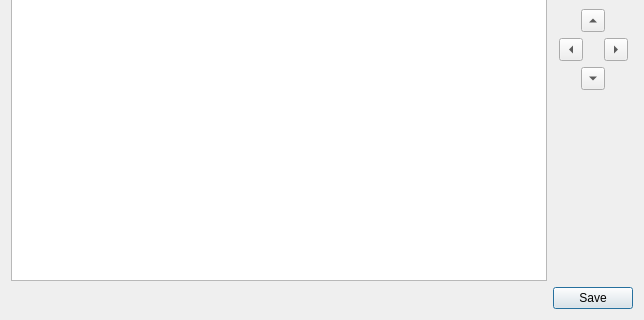
Qt form src/Sigil/Form_Files/SearchEditor.ui (Sigil-Ebook/Sigil) before a commit; both pictures show x 0 to 644 and y 258 to 578 of the 644 by 578 pixel window.
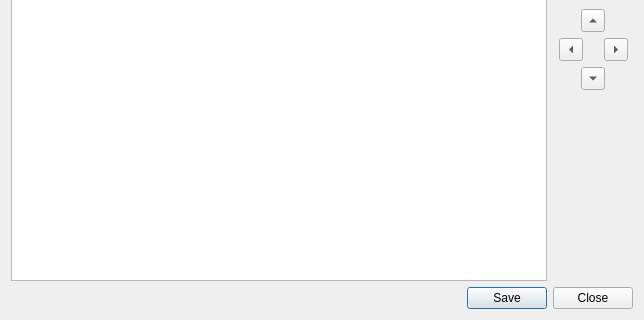
The same form after that commit. Custom widgets are drawn as their Qt base class.

Commit message: Add close buttons to a few dialogs for consistency.

The edit to the form file:
```diff
--- a/src/Sigil/Form_Files/SearchEditor.ui
+++ b/src/Sigil/Form_Files/SearchEditor.ui
@@ -354,7 +354,7 @@
         <string>Click Apply to load Find &amp; Replace with the selected search.  Click OK to load your search, save your data, and close.</string>
        </property>
        <property name="standardButtons">
-        <set>QDialogButtonBox::Save</set>
+        <set>QDialogButtonBox::Close|QDialogButtonBox::Save</set>
        </property>
       </widget>
      </item>
```
Left out of the diff: 6 changed lines with no effect on the pictures. The commit also changes 21 other files.
